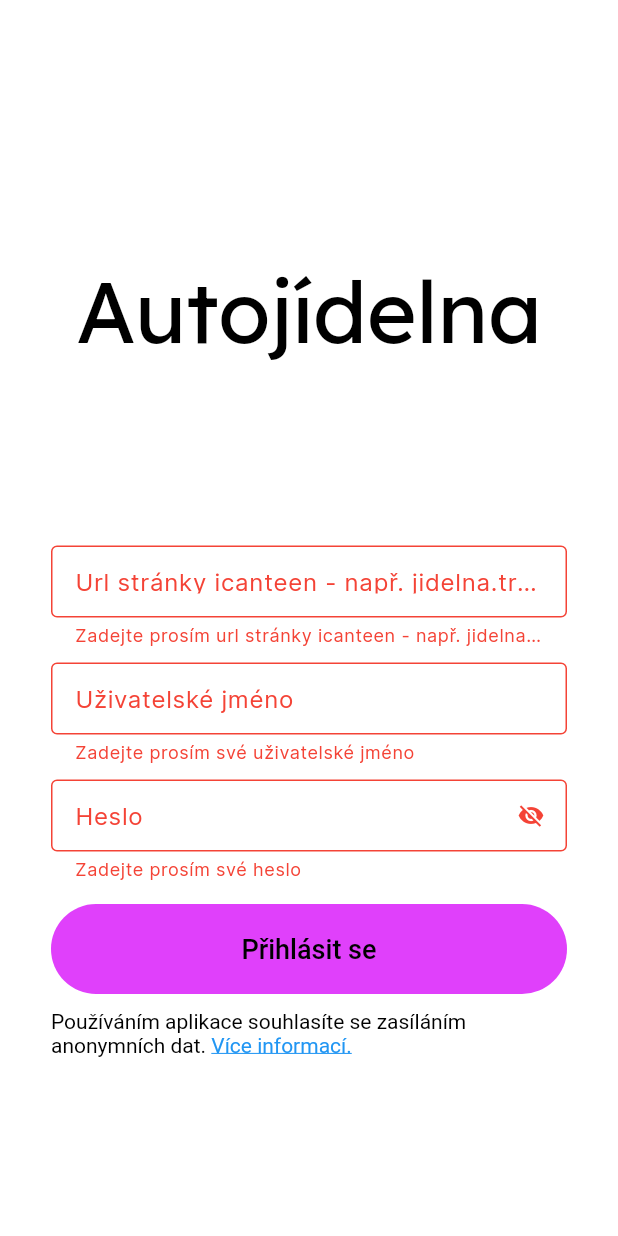
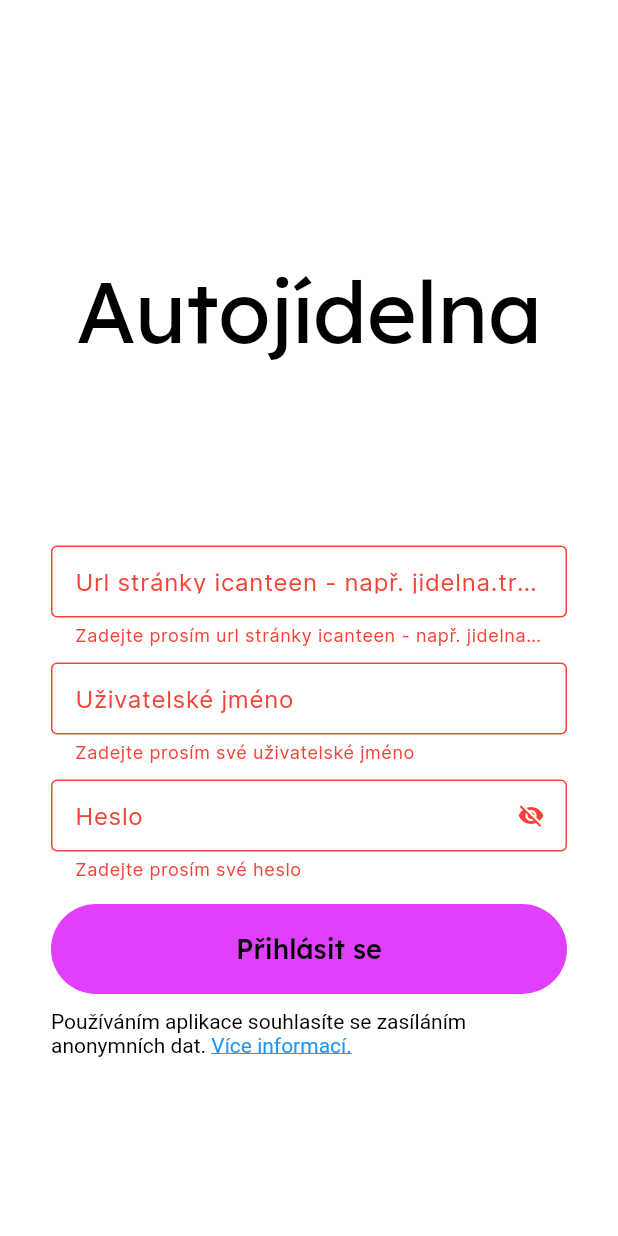
Before and after one commit to App-Elevate/AUT.aplikace-legacy, a Flutter app: the screen it shows after launch, after a tap on "Přihlásit se", on a phone screen of 412 x 824 dp. Run offline on Flutter 3.47's test engine with Material 3 defaults, Android fonts, the phone set to English and light mode, and no system bars; our stand-ins replace awesome_notifications, firebase_analytics, firebase_core, firebase_crashlytics, flutter_secure_storage, flutter_svg and 9 more; missing offline and left inert: background_fetch, canteenlib, enum_to_string, icons_flutter; accounts and stored records are empty; statements that could not run were skipped.

Commit message:
small fixes & add fontFamily to all textstyles in app_themes.dart

```diff
--- a/lib/app_themes.dart
+++ b/lib/app_themes.dart
@@ -76,11 +76,9 @@ class Themes {
       snackBarTheme: SnackBarThemeData(
         backgroundColor: colorScheme.inverseSurface,
         elevation: pureBlack ? 0 : 2,
-        contentTextStyle: TextStyle(color: colorScheme.onInverseSurface),
+        contentTextStyle: TextStyle(fontFamily: Fonts.body, color: colorScheme.onInverseSurface),
         shape: const RoundedRectangleBorder(
-          borderRadius: BorderRadius.all(
-            Radius.circular(16),
-          ),
+          borderRadius: BorderRadius.all(Radius.circular(16)),
         ),
         behavior: SnackBarBehavior.floating,
         insetPadding: const EdgeInsets.symmetric(vertical: 8, horizontal: 8),
@@ -101,11 +99,12 @@ class Themes {
         alignment: Alignment.center,
         iconColor: colorScheme.onSurface,
         titleTextStyle: TextStyle(
+          fontFamily: Fonts.headings,
           color: colorScheme.onSurface,
           fontSize: 20,
           fontWeight: FontWeight.bold,
         ),
-        contentTextStyle: const TextStyle(fontSize: 15),
+        contentTextStyle: TextStyle(fontFamily: Fonts.body, fontSize: 15),
         actionsPadding: const EdgeInsets.fromLTRB(12, 0, 16, 7),
       ),
       timePickerTheme: TimePickerThemeData(
@@ -115,15 +114,15 @@ class Themes {
       ),
 
       // Inputs
-      inputDecorationTheme: const InputDecorationTheme(
+      inputDecorationTheme: InputDecorationTheme(
         alignLabelWithHint: true,
         isDense: true,
         errorMaxLines: 1,
-        labelStyle: TextStyle(),
+        labelStyle: TextStyle(fontFamily: Fonts.body),
         floatingLabelAlignment: FloatingLabelAlignment.start,
-        hintStyle: TextStyle(),
-        helperStyle: TextStyle(),
-        border: OutlineInputBorder(),
+        hintStyle: TextStyle(fontFamily: Fonts.body),
+        helperStyle: TextStyle(fontFamily: Fonts.body),
+        border: const OutlineInputBorder(),
       ),
 
       // List tiles
@@ -133,7 +132,7 @@ class Themes {
         selectedColor: colorScheme.primary,
         iconColor: colorScheme.primary.withOpacity(.75),
         titleTextStyle: TextStyle(
-          fontSize: 20,
+          fontSize: 19,
           fontFamily: Fonts.body,
           fontWeight: FontWeight.w400,
           color: colorScheme.onSurface,
@@ -155,8 +154,9 @@ class Themes {
       switchTheme: const SwitchThemeData(splashRadius: 0),
       elevatedButtonTheme: ElevatedButtonThemeData(
         style: ButtonStyle(
-          textStyle: const WidgetStatePropertyAll(
+          textStyle: WidgetStatePropertyAll(
             TextStyle(
+              fontFamily: Fonts.headings,
               fontSize: 18,
               fontWeight: FontWeight.w500,
               height: 1.25,
@@ -183,8 +183,9 @@ class Themes {
       textButtonTheme: TextButtonThemeData(
         style: ButtonStyle(
           foregroundColor: WidgetStatePropertyAll(colorScheme.onSurface),
-          textStyle: const WidgetStatePropertyAll(
+          textStyle: WidgetStatePropertyAll(
             TextStyle(
+              fontFamily: Fonts.body,
               fontSize: 16,
               fontWeight: FontWeight.w500,
               height: 1.25,
--- a/lib/main.dart
+++ b/lib/main.dart
@@ -111,9 +111,7 @@ void main() async {
   // Initializing firebase if analytics are not disabled
   if (analyticsDisabled != true) {
     analyticsEnabledGlobally = true;
-    await Firebase.initializeApp(
-      options: DefaultFirebaseOptions.currentPlatform,
-    );
+    await Firebase.initializeApp(options: DefaultFirebaseOptions.currentPlatform);
 
     // Setting up crashlytics
     FlutterError.onError = FirebaseCrashlytics.instance.recordFlutterFatalError;
@@ -125,7 +123,7 @@ void main() async {
   }
 
   // Loading settings from preferences
-  skipWeekends = await loggedInCanteen.isPrefTrue(Prefs.skipWeekends);
+  skipWeekends = await readBoolFromSharedPreferences(SharedPrefsKeys.skipWeekends) ?? false;
 
   // Skipping to next monday if we are currently on saturday or sunday
   // If not initializing normally
--- a/lib/providers.dart
+++ b/lib/providers.dart
@@ -62,6 +62,7 @@ class AppearancePreferences with ChangeNotifier {
   /// Relative TimeStamps getter
   bool get relTimeStamps => _relTimeStamps;
 
+  /// Analytics getter
   bool get analytics => _analytics;
 
   /// Loads settings from shared preferences
--- a/lib/shared_widgets/more/account_overview_card.dart
+++ b/lib/shared_widgets/more/account_overview_card.dart
@@ -23,7 +23,7 @@ class AccountOverviewCard extends StatelessWidget {
             mainAxisAlignment: MainAxisAlignment.spaceEvenly,
             crossAxisAlignment: CrossAxisAlignment.end,
             children: [
-              Text(lang.credit(loggedInCanteen.uzivatel!.kredit), style: Theme.of(context).textTheme.headlineSmall),
+              Text(lang.credit(loggedInCanteen.uzivatel!.kredit), style: Theme.of(context).textTheme.titleMedium),
               if (loggedInCanteen.uzivatel!.kategorie != null) Text(loggedInCanteen.uzivatel!.kategorie!),
             ],
           ),
--- a/lib/shared_widgets/more/location_picker_card.dart
+++ b/lib/shared_widgets/more/location_picker_card.dart
@@ -40,7 +40,7 @@ class _LocationPickerCardState extends State<LocationPickerCard> {
             title: Text(locations[selectedLocation + 1] ?? locations[1] ?? ''),
           ),
         ),
-        if (locations.isEmpty) lockedCover(),
+        if (locations.isEmpty) lockedCover(context),
       ],
     );
   }
@@ -76,13 +76,13 @@ class _LocationPickerCardState extends State<LocationPickerCard> {
     );
   }
 
-  Positioned lockedCover() {
+  Positioned lockedCover(BuildContext context) {
     return Positioned.fill(
       child: Container(
         margin: const EdgeInsets.symmetric(horizontal: 16),
         decoration: BoxDecoration(
           borderRadius: BorderRadius.circular(12),
-          color: Colors.black.withOpacity(.9),
+          color: Theme.of(context).colorScheme.onInverseSurface.withOpacity(.9),
         ),
         alignment: Alignment.center,
         child: const Icon(Icons.lock_outline_rounded),
```
